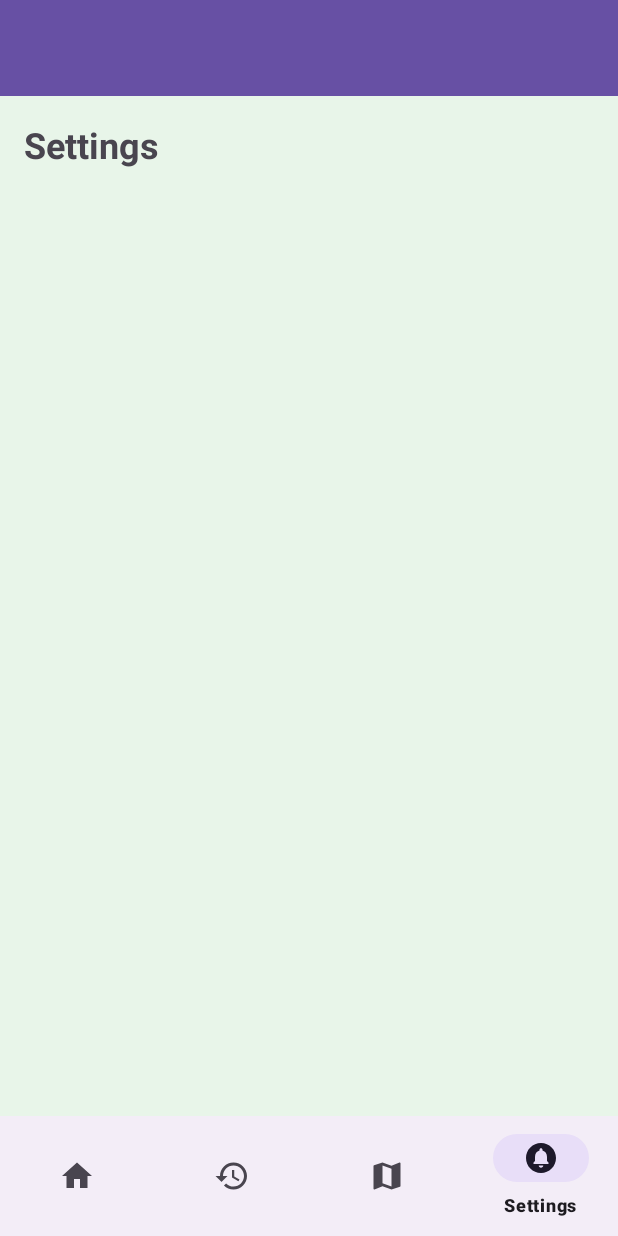
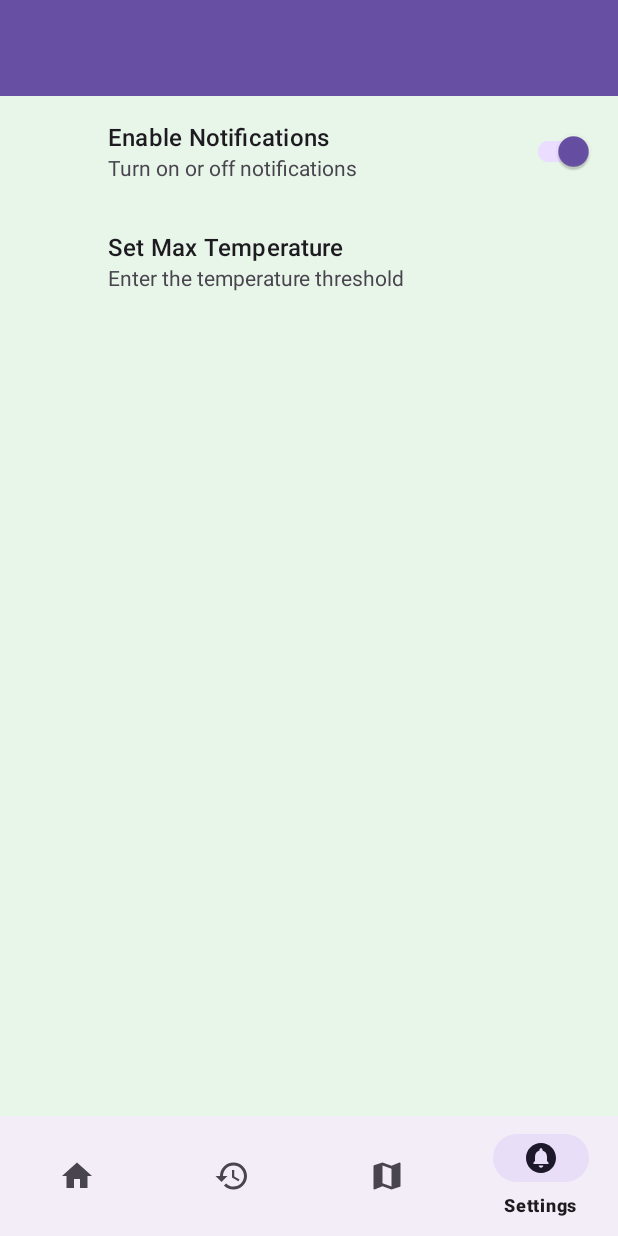
Before and after one commit to sakisma/sensorMonitoringApp, an Android app: the screen it shows after launch (MainActivity), item 4 of the bottom bar chosen, on a phone screen of 412 x 824 dp. Run offline under Robolectric (Android 15) with nearby library versions, the phone set to English and light mode, and no system bars; our stand-ins replace Firebase (no records; nobody signed in at launch, a user with empty details on screens opened directly), androidx.preference.

Commit message:
New Changes 1. add notifications

```diff
--- a/app/build.gradle.kts
+++ b/app/build.gradle.kts
@@ -60,6 +60,7 @@ dependencies {
     implementation(libs.ui.graphics)
     implementation(libs.ui.tooling.preview)
     implementation(libs.material3)
+    implementation(libs.preference)
     testImplementation(libs.junit)
     androidTestImplementation(libs.ext.junit)
     androidTestImplementation(libs.espresso.core)
--- a/app/src/main/java/com/arduino/sensormonitoringapp/MainActivity.java
+++ b/app/src/main/java/com/arduino/sensormonitoringapp/MainActivity.java
@@ -58,7 +58,7 @@ public class MainActivity extends AppCompatActivity implements NavigationBarView
         } else if (id == R.id.navigation_heatmap) {
             fragment = new HeatmapFragment();
         } else if (id == R.id.navigation_settings) {
-                fragment = new SettingsFragment();
+            fragment = new SettingsFragment();
         } else {
             return false;
         }
--- a/app/src/main/java/com/arduino/sensormonitoringapp/SettingsFragment.java
+++ b/app/src/main/java/com/arduino/sensormonitoringapp/SettingsFragment.java
@@ -1,19 +1,51 @@
 package com.arduino.sensormonitoringapp;
 
+import android.content.SharedPreferences;
 import android.os.Bundle;
-import android.view.LayoutInflater;
-import android.view.View;
-import android.view.ViewGroup;
+import android.widget.Toast;
 
 import androidx.annotation.NonNull;
-import androidx.annotation.Nullable;
-import androidx.fragment.app.Fragment;
+import androidx.preference.EditTextPreference;
+import androidx.preference.PreferenceFragmentCompat;
 
+public class SettingsFragment extends PreferenceFragmentCompat {
 
-public class SettingsFragment extends Fragment {
-    @Nullable
     @Override
-    public View onCreateView(@NonNull LayoutInflater inflater, @Nullable ViewGroup container, @Nullable Bundle savedInstanceState) {
-        return inflater.inflate(R.layout.fragment_settings, container, false);
+    public void onCreatePreferences(Bundle savedInstanceState, String rootKey) {
+        // Συνδέει τις προτιμήσεις με το αρχείο XML
+        setPreferencesFromResource(R.xml.user_settings, rootKey);
+
+        // Πρόσβαση στην προτίμηση θερμοκρασίας
+        EditTextPreference tempThresholdPreference = findPreference("temp_threshold");
+
+        if (tempThresholdPreference != null) {
+            // Έλεγχος κατά την αποθήκευση της τιμής
+            tempThresholdPreference.setOnPreferenceChangeListener((preference, newValue) -> {
+                try {
+                    // Ελέγχει αν η τιμή είναι έγκυρος αριθμός
+                    float threshold = Float.parseFloat(newValue.toString());
+
+                    // Μήνυμα επιτυχούς αποθήκευσης
+                    Toast.makeText(getContext(), "Threshold set to: " + threshold, Toast.LENGTH_SHORT).show();
+                    return true; // Αποδέχεται την αλλαγή
+                } catch (NumberFormatException e) {
+                    // Εμφανίζει μήνυμα σφάλματος αν η τιμή δεν είναι έγκυρη
+                    Toast.makeText(getContext(), "Please enter a valid number", Toast.LENGTH_SHORT).show();
+                    return false;
+                }
+            });
+        }
+    }
+
+    /**
+     * Μέθοδος για ανάγνωση της αποθηκευμένης θερμοκρασίας από τις προτιμήσεις
+     */
+    public static float getTemperatureThreshold(@NonNull SharedPreferences sharedPreferences) {
+        String thresholdString = sharedPreferences.getString("temp_threshold", "30"); // Προεπιλεγμένη τιμή: 30
+        try {
+            return Float.parseFloat(thresholdString);
+        } catch (NumberFormatException e) {
+            return 30; // Επιστρέφει την προεπιλεγμένη τιμή αν υπάρχει σφάλμα
+        }
     }
 }
--- /dev/null
+++ b/app/src/main/res/drawable/ic_notification.xml
@@ -0,0 +1,6 @@
+<?xml version="1.0" encoding="utf-8"?>
+<vector xmlns:android="http://schemas.android.com/apk/res/android" android:height="24dp" android:tint="#000000" android:viewportHeight="24" android:viewportWidth="24" android:width="24dp">
+
+    <path android:fillColor="@android:color/white" android:pathData="M12,2C6.48,2 2,6.48 2,12s4.48,10 10,10 10,-4.48 10,-10S17.52,2 12,2zM12,18.5c-0.83,0 -1.5,-0.67 -1.5,-1.5h3c0,0.83 -0.67,1.5 -1.5,1.5zM17,16L7,16v-1l1,-1v-2.61C8,9.27 9.03,7.47 11,7v-0.5c0,-0.57 0.43,-1 1,-1s1,0.43 1,1L13,7c1.97,0.47 3,2.28 3,4.39L16,14l1,1v1z"/>
+
+</vector>
--- /dev/null
+++ b/app/src/main/res/xml/user_settings.xml
@@ -0,0 +1,18 @@
+<PreferenceScreen xmlns:android="http://schemas.android.com/apk/res/android">
+
+    <!-- Ρύθμιση για Ειδοποιήσεις -->
+    <SwitchPreferenceCompat
+        android:key="enable_notifications"
+        android:title="Enable Notifications"
+        android:summary="Turn on or off notifications"
+        android:defaultValue="true" />
+
+    <!-- Ρύθμιση για Μέγιστη Θερμοκρασία -->
+    <EditTextPreference
+        android:key="max_temperature"
+        android:title="Set Max Temperature"
+        android:summary="Enter the temperature threshold"
+        android:inputType="numberDecimal"
+        android:defaultValue="30" />
+
+</PreferenceScreen>
--- a/gradle/libs.versions.toml
+++ b/gradle/libs.versions.toml
@@ -11,6 +11,7 @@ kotlin = "1.9.0"
 lifecycleRuntimeKtx = "2.8.7"
 activityCompose = "1.9.3"
 composeBom = "2024.10.01"
+preference = "1.2.1"
 
 [libraries]
 junit = { group = "junit", name = "junit", version.ref = "junit" }
@@ -30,6 +31,7 @@ ui-tooling-preview = { group = "androidx.compose.ui", name = "ui-tooling-preview
 ui-test-manifest = { group = "androidx.compose.ui", name = "ui-test-manifest" }
 ui-test-junit4 = { group = "androidx.compose.ui", name = "ui-test-junit4" }
 material3 = { group = "androidx.compose.material3", name = "material3" }
+preference = { group = "androidx.preference", name = "preference", version.ref = "preference" }
 
 [plugins]
 androidApplication = { id = "com.android.application", version.ref = "agp" }
```
Also changed, not shown: app/src/main/java/com/arduino/sensormonitoringapp/HeatmapFragment.java (+59 -12 lines).
